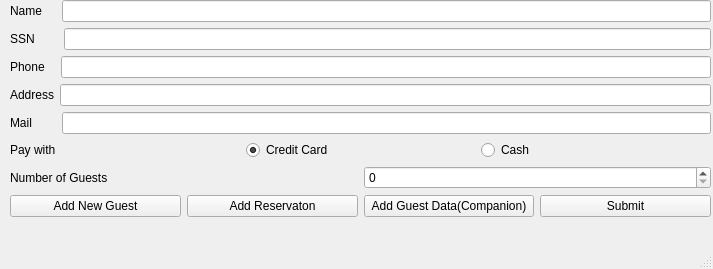
Before: the Qt Designer form View/Receptionist/reserveroom.ui in hishamyakan/Hotel-Mangement-System, drawn with Qt 5.
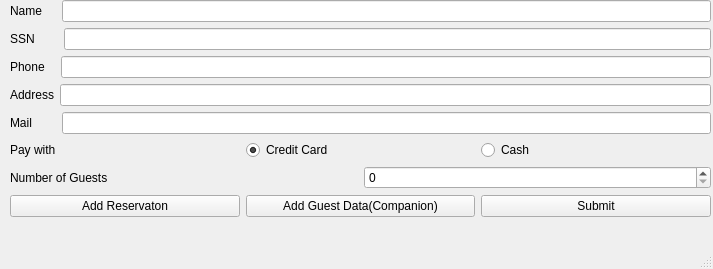
After: the same form once the commit is applied.

The edit to the form file:
```diff
--- a/View/Receptionist/reserveroom.ui
+++ b/View/Receptionist/reserveroom.ui
@@ -54,13 +54,6 @@
      </item>
      <item row="7" column="0">
       <layout class="QHBoxLayout" name="horizontalLayout">
-       <item>
-        <widget class="QPushButton" name="AddNewGuest">
-         <property name="text">
-          <string>Add New Guest</string>
-         </property>
-        </widget>
-       </item>
        <item>
         <widget class="QPushButton" name="AddReservation">
          <property name="text">
```
